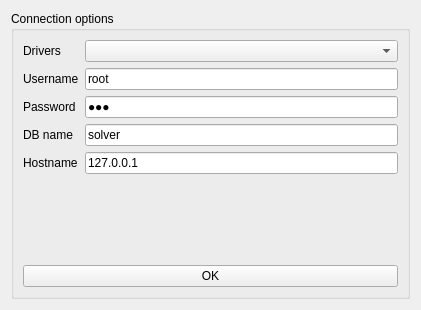
Qt form connectionwindow.ui (idmit/solver) before a commit.
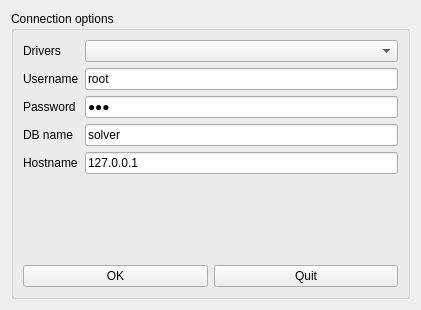
The same form after that commit.

Commit message: added option to quit without choosing db

Patch:
```diff
--- a/connectionwindow.ui
+++ b/connectionwindow.ui
@@ -29,6 +29,13 @@
           </property>
          </widget>
         </item>
+        <item>
+         <widget class="QPushButton" name="quitButton">
+          <property name="text">
+           <string>Quit</string>
+          </property>
+         </widget>
+        </item>
        </layout>
       </item>
       <item row="0" column="1">
```
The commit also changes 2 other files.
